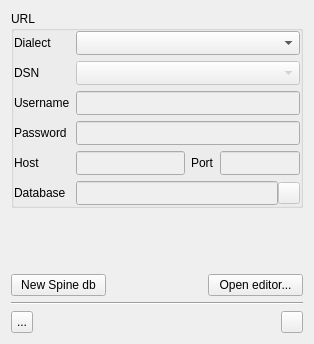
First picture: the form in spine_items/data_store/ui/data_store_properties.ui, repository spine-tools/spine-items, before the edit.
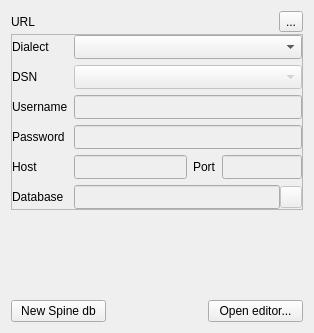
Second picture: the form after the edit. Icons and pictures are not drawn. Custom widgets are drawn as their Qt base class.

Commit message: Remove boiler plate code to open item directory

```diff
--- a/spine_items/data_store/ui/data_store_properties.ui
+++ b/spine_items/data_store/ui/data_store_properties.ui
@@ -19,7 +19,7 @@
     <x>0</x>
     <y>0</y>
     <width>314</width>
-    <height>344</height>
+    <height>333</height>
    </rect>
   </property>
   <property name="windowTitle">
@@ -27,10 +27,56 @@
   </property>
   <layout class="QVBoxLayout" name="verticalLayout">
    <item>
-    <widget class="QGroupBox" name="groupBox_3">
-     <property name="title">
+    <layout class="QVBoxLayout" name="verticalLayout_2">
+     <property name="spacing">
+      <number>2</number>
+     </property>
+     <item>
+      <layout class="QHBoxLayout" name="horizontalLayout_2">
+       <item>
+        <widget class="QLabel" name="label">
+         <property name="text">
       <string>URL</string>
      </property>
+        </widget>
+       </item>
+       <item>
+        <spacer name="horizontalSpacer_2">
+         <property name="orientation">
+          <enum>Qt::Horizontal</enum>
+         </property>
+         <property name="sizeHint" stdset="0">
+          <size>
+           <width>40</width>
+           <height>20</height>
+          </size>
+         </property>
+        </spacer>
+       </item>
+       <item>
+        <widget class="QToolButton" name="toolButton_copy_url">
+         <property name="toolTip">
+          <string>&lt;html&gt;&lt;head/&gt;&lt;body&gt;&lt;p&gt;Copy current database url to clipboard.&lt;/p&gt;&lt;/body&gt;&lt;/html&gt;</string>
+         </property>
+         <property name="text">
+          <string>...</string>
+         </property>
+         <property name="icon">
+          <iconset resource="../../ui/resources/resources_icons.qrc">
+           <normaloff>:/icons/copy.svg</normaloff>:/icons/copy.svg</iconset>
+         </property>
+        </widget>
+       </item>
+      </layout>
+     </item>
+     <item>
+      <widget class="QFrame" name="frame_3">
+       <property name="frameShape">
+        <enum>QFrame::StyledPanel</enum>
+       </property>
+       <property name="frameShadow">
+        <enum>QFrame::Raised</enum>
+       </property>
      <layout class="QVBoxLayout" name="verticalLayout_26">
       <property name="spacing">
        <number>6</number>
@@ -475,6 +521,8 @@
       </item>
      </layout>
     </widget>
+     </item>
+    </layout>
    </item>
    <item>
     <spacer name="verticalSpacer_2">
@@ -542,88 +590,6 @@
      </item>
     </layout>
    </item>
-   <item>
-    <widget class="Line" name="line_8">
-     <property name="orientation">
-      <enum>Qt::Horizontal</enum>
-     </property>
-    </widget>
-   </item>
-   <item>
-    <layout class="QHBoxLayout" name="horizontalLayout_27">
-     <item>
-      <widget class="QToolButton" name="toolButton_copy_url">
-       <property name="minimumSize">
-        <size>
-         <width>22</width>
-         <height>22</height>
-        </size>
-       </property>
-       <property name="maximumSize">
-        <size>
-         <width>22</width>
-         <height>22</height>
-        </size>
-       </property>
-       <property name="toolTip">
-        <string>&lt;html&gt;&lt;head/&gt;&lt;body&gt;&lt;p&gt;Copy current database url to clipboard.&lt;/p&gt;&lt;/body&gt;&lt;/html&gt;</string>
-       </property>
-       <property name="text">
-        <string>...</string>
-       </property>
-       <property name="icon">
-        <iconset resource="../../ui/resources/resources_icons.qrc">
-         <normaloff>:/icons/copy.svg</normaloff>:/icons/copy.svg</iconset>
-       </property>
-      </widget>
-     </item>
-     <item>
-      <spacer name="horizontalSpacer_16">
-       <property name="orientation">
-        <enum>Qt::Horizontal</enum>
-       </property>
-       <property name="sizeHint" stdset="0">
-        <size>
-         <width>40</width>
-         <height>20</height>
-        </size>
-       </property>
-      </spacer>
-     </item>
-     <item>
-      <widget class="QToolButton" name="toolButton_ds_open_dir">
-       <property name="sizePolicy">
-        <sizepolicy hsizetype="Fixed" vsizetype="Fixed">
-         <horstretch>0</horstretch>
-         <verstretch>0</verstretch>
-        </sizepolicy>
-       </property>
-       <property name="minimumSize">
-        <size>
-         <width>22</width>
-         <height>22</height>
-        </size>
-       </property>
-       <property name="maximumSize">
-        <size>
-         <width>22</width>
-         <height>22</height>
-        </size>
-       </property>
-       <property name="toolTip">
-        <string>&lt;html&gt;&lt;head/&gt;&lt;body&gt;&lt;p&gt;Open this Data Store's project directory in file browser&lt;/p&gt;&lt;/body&gt;&lt;/html&gt;</string>
-       </property>
-       <property name="text">
-        <string/>
-       </property>
-       <property name="icon">
-        <iconset resource="../../ui/resources/resources_icons.qrc">
-         <normaloff>:/icons/folder-open-regular.svg</normaloff>:/icons/folder-open-regular.svg</iconset>
-       </property>
-      </widget>
-     </item>
-    </layout>
-   </item>
   </layout>
  </widget>
  <customwidgets>
```
Left out of the diff: 364 changed lines with no effect on the pictures. Lines whose indentation alone changed are shown as unchanged. The commit also changes 27 other files.
